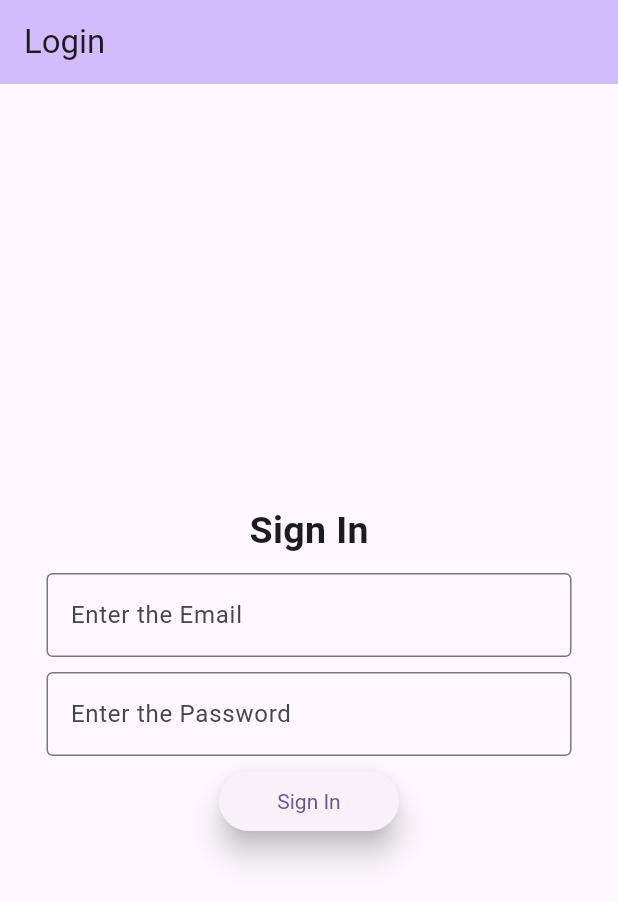
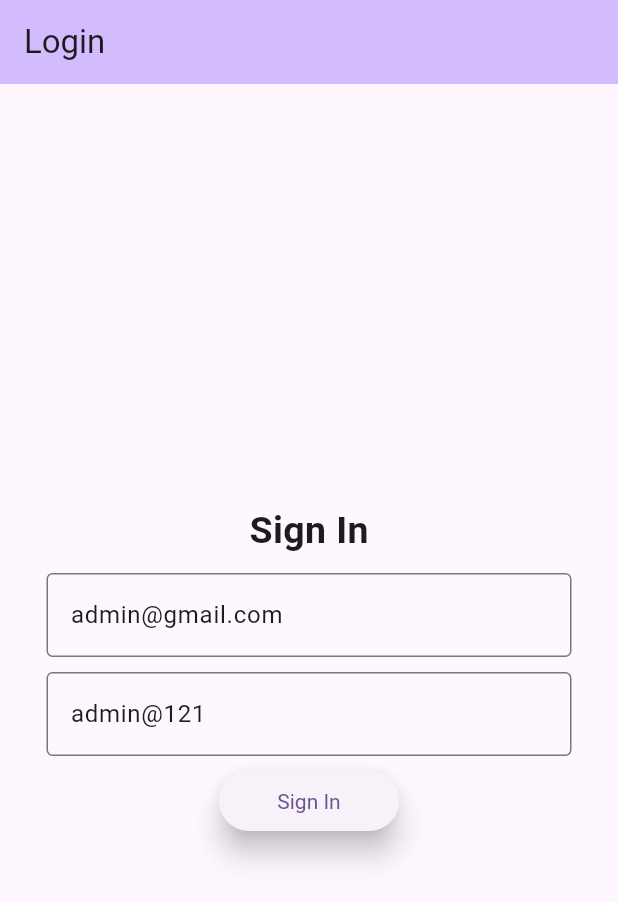
Before and after one commit to PrinceAutotech/pubplus, a Flutter app: the screen it shows after launch, on a phone screen of 412 x 824 dp. Shown: the top 902 px of the screen. Run offline on Flutter 3.47's test engine with Material 2 defaults, Android fonts, the phone set to English and light mode, and no system bars; our stand-ins replace auto_size_text, firebase_auth, firebase_core, firebase_database, firebase_storage, image_picker and 2 more; missing offline and left inert: android_path_provider, dart:html, flutter_emoji, image_downloader_web, image_network, responsive_table; accounts and stored records are empty.

Commit message:
-> Viewing image big size in the table -> Download image from the table

```diff
--- a/lib/database/storage_database.dart
+++ b/lib/database/storage_database.dart
@@ -10,7 +10,7 @@ import 'realtime_database.dart';
 
 class StorageDatabase {
   Future<void> writeData(List<Campaign> campaigns, String currentUser,
-      String articleName, List<PostCampaign> postCampaign) async {
+      String articleName, List<PostCampaign> postCampaign, String articleLink) async {
     UploadTask uploadTask;
     final metaData = SettableMetadata(contentType: 'image/png');
     final storageRef = FirebaseStorage.instance.ref();
@@ -34,7 +34,7 @@ class StorageDatabase {
               title: campaigns[i].title,
               heading: campaigns[i].heading,
               desc: campaigns[i].desc,
-              link: campaigns[i].title,
+              link: articleLink,
               imageFile: downloadUrl));
         });
       });
--- a/lib/main.dart
+++ b/lib/main.dart
@@ -22,6 +22,6 @@ class MyApp extends StatelessWidget {
           useMaterial3: true,
         ),
         debugShowCheckedModeBanner: false,
-        home: const LoginPage(title: 'Login'),
+        home: const LoginPage(),
       );
 }
--- a/lib/model/get_campaign.dart
+++ b/lib/model/get_campaign.dart
@@ -1,3 +1,4 @@
+
 class GetCampaign {
   String? articleName;
   String? date;
@@ -29,6 +30,7 @@ class GetCampaign {
         title: json['title'],
       );
 
+
   @override
   String toString() =>
       '{\n\ttitle: $title\n\theading: $heading\n\tdesc: $desc\n\timageFile: $imageFile\n}';
--- a/lib/service/save/types/html.dart
+++ b/lib/service/save/types/html.dart
@@ -1,6 +1,5 @@
 import 'dart:html';
 import 'dart:typed_data';
-
 import 'base.dart';
 
 class Save extends BaseSave {
--- a/lib/view/startup/login_page.dart
+++ b/lib/view/startup/login_page.dart
@@ -5,12 +5,8 @@ import 'package:flutter/cupertino.dart';
 import 'package:flutter/material.dart';
 import '../../admin/dashboard.dart';
 
-import '../add_campaign/add_campaign_page.dart';
-
 class LoginPage extends StatefulWidget {
-  const LoginPage({super.key, required this.title});
-
-  final String title;
+  const LoginPage({super.key});
 
   @override
   State<LoginPage> createState() => _LoginPageState();
@@ -18,9 +14,9 @@ class LoginPage extends StatefulWidget {
 
 class _LoginPageState extends State<LoginPage> {
   TextEditingController emailController =
-      TextEditingController(text: '');
+      TextEditingController(text: 'admin@gmail.com');
   TextEditingController passwordController =
-      TextEditingController(text: '');
+      TextEditingController(text: 'admin@121');
 
   Future<void> _login() async {
     String email = emailController.text.trim();
@@ -54,7 +50,7 @@ class _LoginPageState extends State<LoginPage> {
   Widget build(BuildContext context) => Scaffold(
         appBar: AppBar(
           backgroundColor: Theme.of(context).colorScheme.inversePrimary,
-          title: Text(widget.title),
+          title: const Text('Login'),
         ),
         body: Container(
           alignment: Alignment.center,
--- a/pubspec.yaml
+++ b/pubspec.yaml
@@ -33,7 +33,7 @@ dependencies:
   flutter_svg: ^2.0.7
   image_picker: ^1.0.1
   image_downloader_web: ^2.0.4
-
+  shared_preferences: ^2.2.0
   # The following adds the Cupertino Icons font to your application.
   # Use with the CupertinoIcons class for iOS style icons.
   cupertino_icons: ^1.0.5
@@ -54,6 +54,10 @@ dependencies:
   intl: ^0.18.1
   responsive_table: ^0.2.0+2
   image_network: ^2.5.4+1
+  photo_view: ^0.14.0
+  zoom_tap_animation: ^1.1.0
+  full_screen_image: ^2.0.0
+  flutter_windowmanager: ^0.2.0
 
 
 dev_dependencies:
```
Also changed, not shown: lib/admin/dashboard.dart (+88 -25 lines), lib/database/realtime_database.dart (+12 -15 lines), lib/model/get_list_campaign.dart (added, +13 -0 lines), lib/view/add_campaign/add_campaign_page.dart (+10 -11 lines), pubspec.lock, 1 other file.
